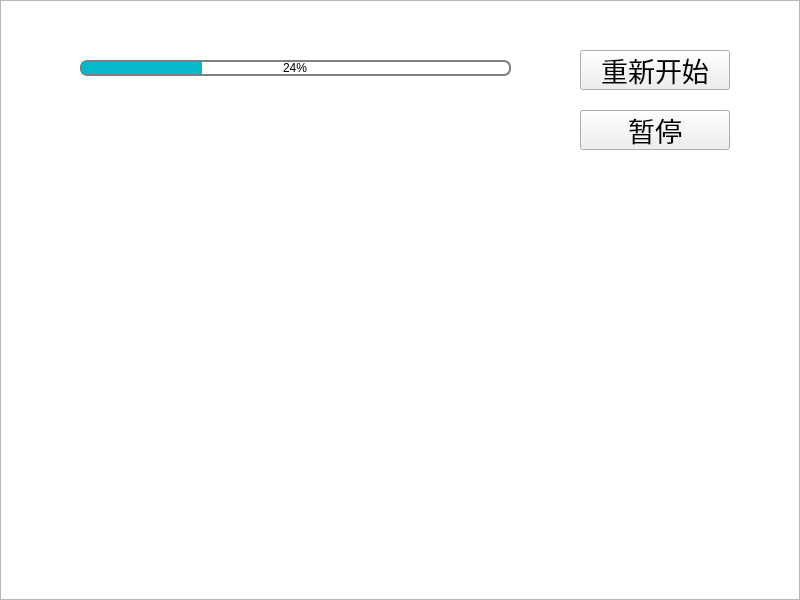
Before: the Qt Designer form game_ui.ui in hjwforever/LinkGame, drawn with Qt 5.
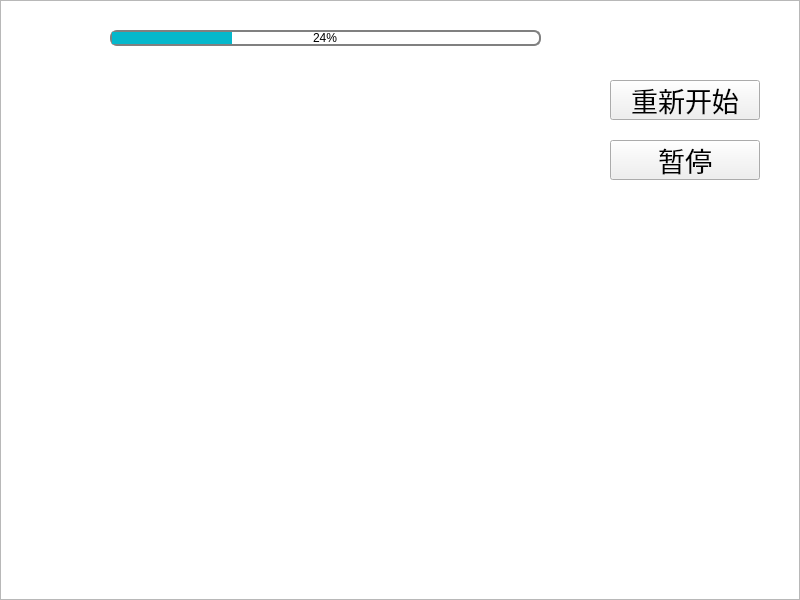
After: the same form once the commit is applied. Icons and pictures are not drawn.

Diff of the .ui file:
```diff
--- a/game_ui.ui
+++ b/game_ui.ui
@@ -49,8 +49,8 @@
    <widget class="QPushButton" name="beginButton">
     <property name="geometry">
      <rect>
-      <x>580</x>
-      <y>50</y>
+      <x>610</x>
+      <y>80</y>
       <width>150</width>
       <height>40</height>
      </rect>
@@ -132,8 +132,8 @@
    <widget class="QProgressBar" name="timeBar">
     <property name="geometry">
      <rect>
-      <x>80</x>
-      <y>60</y>
+      <x>110</x>
+      <y>30</y>
       <width>431</width>
       <height>16</height>
      </rect>
@@ -148,10 +148,10 @@
    <widget class="QLabel" name="label_2">
     <property name="geometry">
      <rect>
-      <x>70</x>
+      <x>540</x>
       <y>10</y>
       <width>191</width>
-      <height>51</height>
+      <height>61</height>
      </rect>
     </property>
     <property name="font">
@@ -173,10 +173,10 @@
    <widget class="QLabel" name="gametime_label">
     <property name="geometry">
      <rect>
-      <x>320</x>
+      <x>700</x>
       <y>10</y>
       <width>60</width>
-      <height>50</height>
+      <height>61</height>
      </rect>
     </property>
     <property name="font">
@@ -186,7 +186,7 @@
      </font>
     </property>
     <property name="text">
-     <string>&lt;html&gt;&lt;head/&gt;&lt;body&gt;&lt;p&gt;&lt;span style=&quot; color:#ffffff;&quot;&gt;60&lt;/span&gt;&lt;/p&gt;&lt;/body&gt;&lt;/html&gt;</string>
+     <string>&lt;html&gt;&lt;head/&gt;&lt;body&gt;&lt;p&gt;&lt;span style=&quot; color:#ffffff;&quot;&gt;59&lt;/span&gt;&lt;/p&gt;&lt;/body&gt;&lt;/html&gt;</string>
     </property>
     <property name="alignment">
      <set>Qt::AlignCenter</set>
@@ -195,8 +195,8 @@
    <widget class="QPushButton" name="pauseButton">
     <property name="geometry">
      <rect>
-      <x>580</x>
-      <y>110</y>
+      <x>610</x>
+      <y>140</y>
       <width>150</width>
       <height>40</height>
      </rect>
```
Left out of the diff: 6 changed lines with no effect on the pictures.
